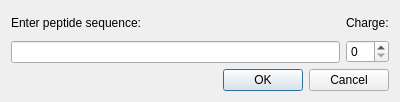
Above: source/VISUAL/DIALOGS/TheoreticalSpectrumGenerationDialog.ui from open-ms/all-svn-branches before the change. Below: the same form after it.
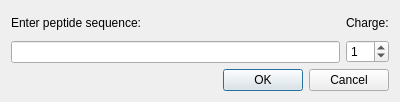
That is the form after the change.

Commit message: minor improvements to 1d view

What changed in the file:
```diff
--- a/source/VISUAL/DIALOGS/TheoreticalSpectrumGenerationDialog.ui
+++ b/source/VISUAL/DIALOGS/TheoreticalSpectrumGenerationDialog.ui
@@ -39,7 +39,11 @@
         </widget>
        </item>
        <item>
-        <widget class="QSpinBox" name="spin_box" />
+        <widget class="QSpinBox" name="spin_box" >
+         <property name="value" >
+          <number>1</number>
+         </property>
+        </widget>
        </item>
       </layout>
      </item>
```
The commit also changes 2 other files.
